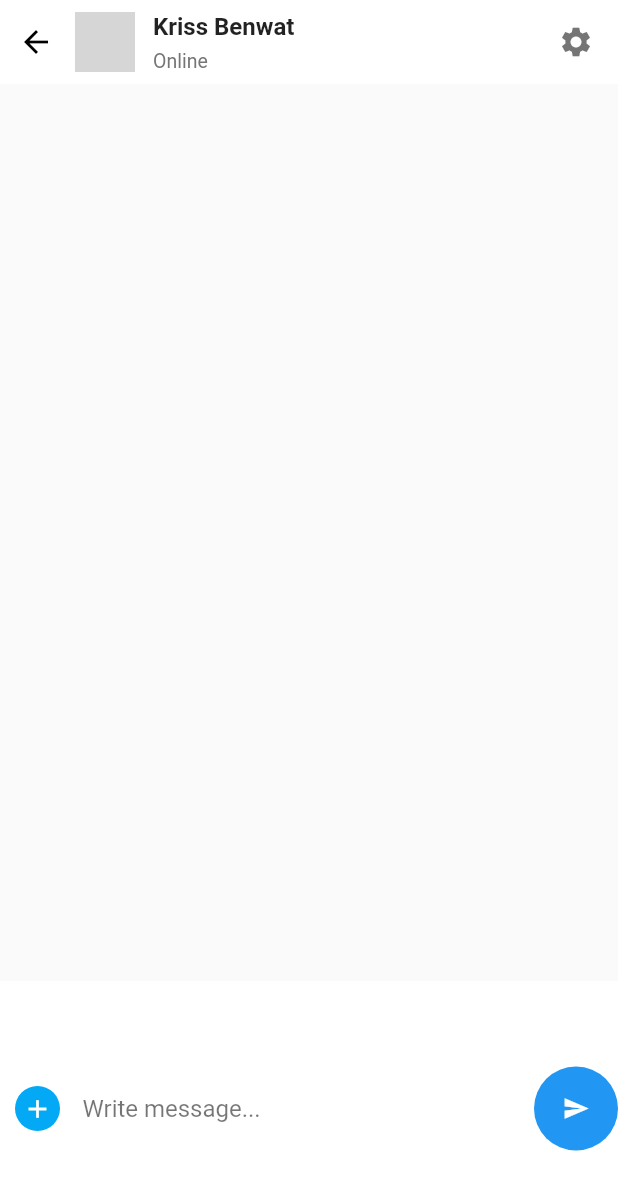
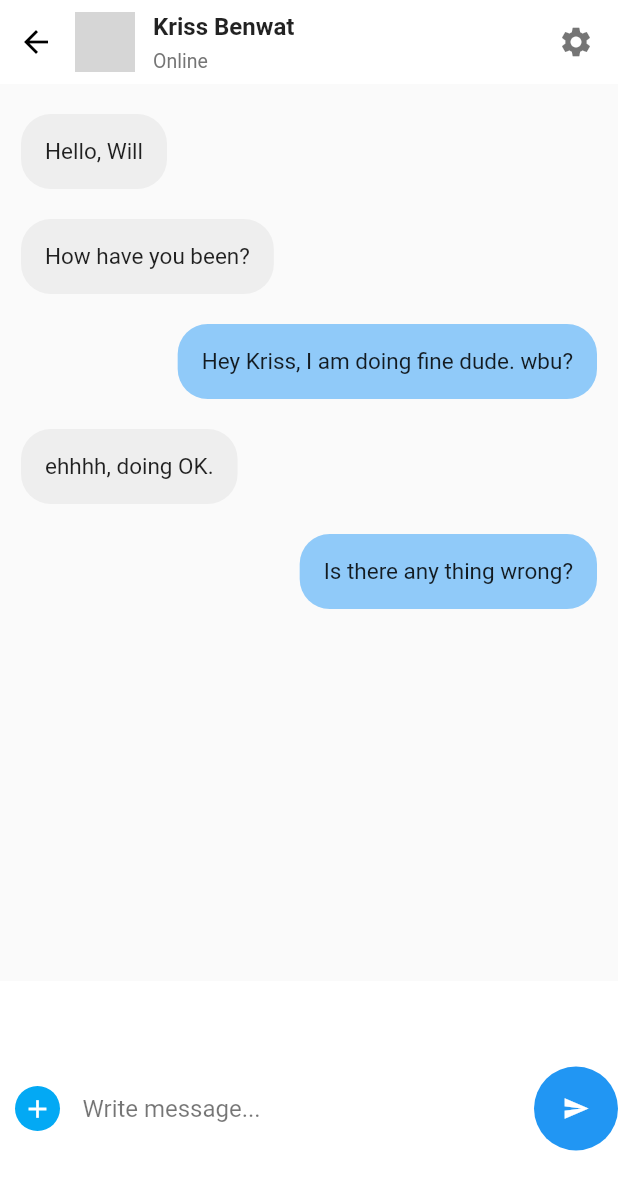
Before and after one commit to pgarnham/AlphaMobile, a Flutter app: the ChatDetailPage screen opened directly, on a phone screen of 412 x 824 dp. Shown: the top 1190 px of the screen. Run offline on Flutter 3.47's test engine with Material 2 defaults, Android fonts, the light colour scheme and no system bars; our stand-ins replace carousel_slider; network calls fail; grey boxes are pictures that could not be loaded.

Commit message:
messages showing with bubbles

```diff
--- /dev/null
+++ b/lib/models/chatMessageModel.dart
@@ -0,0 +1,7 @@
+import 'package:flutter/cupertino.dart';
+
+class ChatMessage {
+  String messageContent;
+  String messageType;
+  ChatMessage({@required this.messageContent, @required this.messageType});
+}
--- a/lib/screens/chatDetailPage.dart
+++ b/lib/screens/chatDetailPage.dart
@@ -1,4 +1,5 @@
 import 'package:flutter/material.dart';
+import 'package:alpha_mobile/models/chatMessageModel.dart';
 
 class ChatDetailPage extends StatefulWidget {
   @override
@@ -6,6 +7,17 @@ class ChatDetailPage extends StatefulWidget {
 }
 
 class _ChatDetailPageState extends State<ChatDetailPage> {
+  List<ChatMessage> messages = [
+    ChatMessage(messageContent: "Hello, Will", messageType: "receiver"),
+    ChatMessage(messageContent: "How have you been?", messageType: "receiver"),
+    ChatMessage(
+        messageContent: "Hey Kriss, I am doing fine dude. wbu?",
+        messageType: "sender"),
+    ChatMessage(messageContent: "ehhhh, doing OK.", messageType: "receiver"),
+    ChatMessage(
+        messageContent: "Is there any thing wrong?", messageType: "sender"),
+  ];
+
   @override
   Widget build(BuildContext context) {
     return Scaffold(
@@ -70,6 +82,36 @@ class _ChatDetailPageState extends State<ChatDetailPage> {
       ),
       body: Stack(
         children: <Widget>[
+          ListView.builder(
+            itemCount: messages.length,
+            shrinkWrap: true,
+            padding: EdgeInsets.only(top: 10, bottom: 10),
+            physics: NeverScrollableScrollPhysics(),
+            itemBuilder: (context, index) {
+              return Container(
+                padding:
+                    EdgeInsets.only(left: 14, right: 14, top: 10, bottom: 10),
+                child: Align(
+                  alignment: (messages[index].messageType == "receiver"
+                      ? Alignment.topLeft
+                      : Alignment.topRight),
+                  child: Container(
+                    decoration: BoxDecoration(
+                      borderRadius: BorderRadius.circular(20),
+                      color: (messages[index].messageType == "receiver"
+                          ? Colors.grey.shade200
+                          : Colors.blue[200]),
+                    ),
+                    padding: EdgeInsets.all(16),
+                    child: Text(
+                      messages[index].messageContent,
+                      style: TextStyle(fontSize: 15),
+                    ),
+                  ),
+                ),
+              );
+            },
+          ),
           Align(
             alignment: Alignment.bottomLeft,
             child: Container(
```
